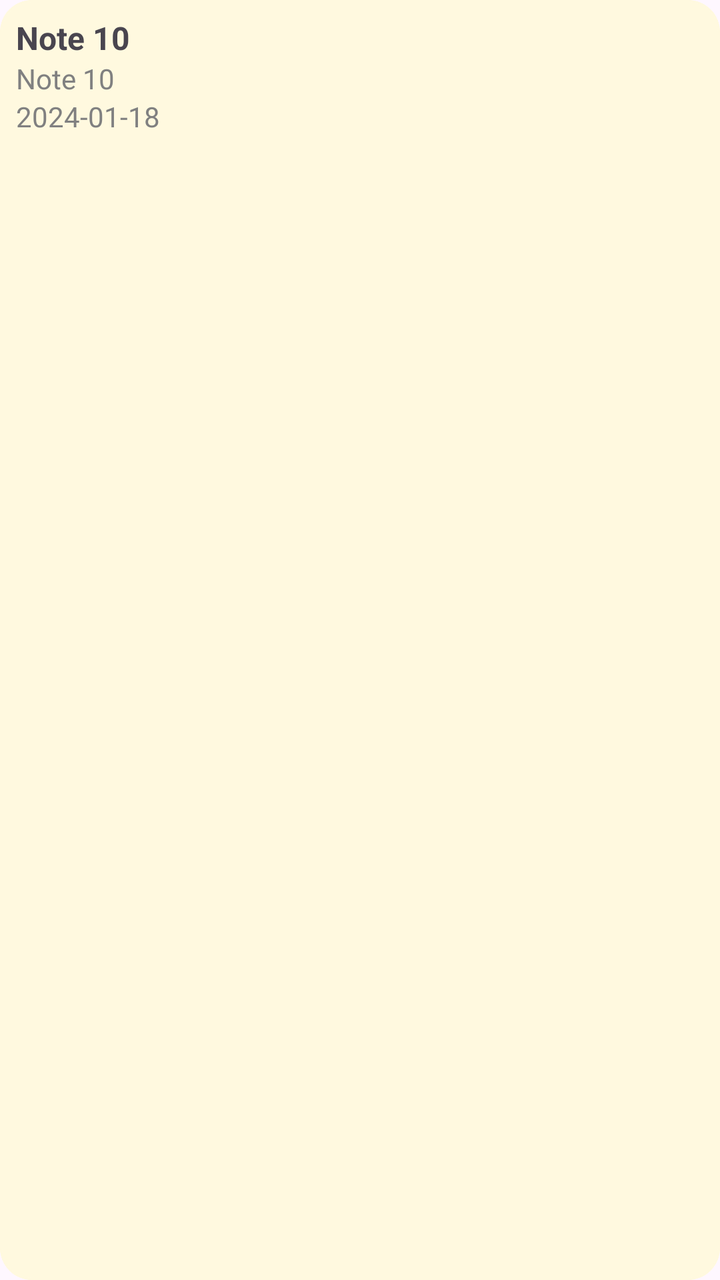
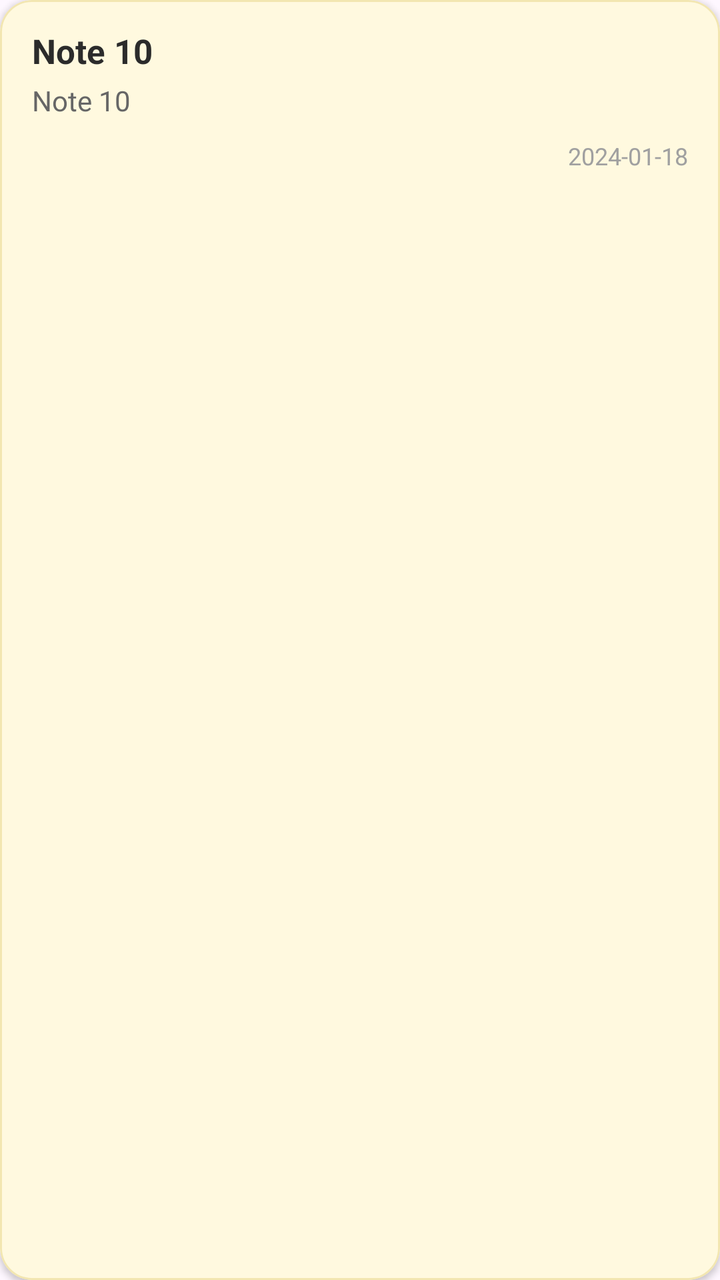

An Android layout rendered at two revisions. The XML below is the earlier revision; the diff shows what the commit changed to produce the second picture.
<!-- AndroidManifest.xml: application theme Theme.Tuan9 -->
<!-- res/layout/item_rcv.xml -->
<?xml version="1.0" encoding="utf-8"?>
<com.google.android.material.card.MaterialCardView
    xmlns:android="http://schemas.android.com/apk/res/android"
    xmlns:app="http://schemas.android.com/apk/res-auto"
    android:layout_width="match_parent"
    android:layout_height="wrap_content"
    app:strokeColor="#FFF9DF"
    app:cardCornerRadius="16dp"
    android:layout_marginVertical="4dp">
    <LinearLayout
        android:layout_width="match_parent"
        android:layout_height="match_parent"
        android:orientation="vertical"
        android:background="#FFF9DF"
        android:padding="8dp"
        >
        <TextView
            android:id="@+id/tvTitle"
            android:layout_width="wrap_content"
            android:layout_height="wrap_content"
            android:text="Note 10"
            android:textSize="16sp"
            android:textStyle="bold"/>
        <TextView
            android:id="@+id/tvContent"
            android:layout_width="300dp"
            android:layout_height="wrap_content"
            android:maxLines="1"
            android:ellipsize="end"
            android:text="Note 10"
            android:textColor="#808080"
            />
        <TextView
            android:id="@+id/tvDate"
            android:layout_width="wrap_content"
            android:layout_height="wrap_content"
            android:text="2024-01-18"
            android:textColor="#808080"/>
    </LinearLayout>
</com.google.android.material.card.MaterialCardView>
<!-- resources referenced by this layout -->
<resources>
  <style name="Theme.Tuan9" parent="Base.Theme.Tuan9" />
  <style name="Base.Theme.Tuan9" parent="Theme.Material3.DayNight.NoActionBar">
          
          
      </style>
</resources>

<!-- the commit's change to res/layout/item_rcv.xml (unified diff, before → after) -->
@@ -4,37 +4,55 @@
     xmlns:app="http://schemas.android.com/apk/res-auto"
     android:layout_width="match_parent"
     android:layout_height="wrap_content"
-    app:strokeColor="#FFF9DF"
+    android:layout_marginHorizontal="12dp"
+    android:layout_marginVertical="6dp"
+    app:cardBackgroundColor="#FFF9DF"
     app:cardCornerRadius="16dp"
-    android:layout_marginVertical="4dp">
+    app:cardElevation="2dp"
+    app:strokeColor="#F2E6B1"
+    app:strokeWidth="1dp"
+    android:foreground="?attr/selectableItemBackground"
+    android:clickable="true"
+    android:focusable="true">
+
     <LinearLayout
         android:layout_width="match_parent"
-        android:layout_height="match_parent"
+        android:layout_height="wrap_content"
         android:orientation="vertical"
-        android:background="#FFF9DF"
-        android:padding="8dp"
-        >
+        android:paddingHorizontal="16dp"
+        android:paddingVertical="14dp">
+
         <TextView
             android:id="@+id/tvTitle"
-            android:layout_width="wrap_content"
+            android:layout_width="match_parent"
             android:layout_height="wrap_content"
             android:text="Note 10"
-            android:textSize="16sp"
-            android:textStyle="bold"/>
+            android:textColor="#2B2B2B"
+            android:textSize="17sp"
+            android:textStyle="bold"
+            android:maxLines="1"
+            android:ellipsize="end" />
+
         <TextView
             android:id="@+id/tvContent"
-            android:layout_width="300dp"
+            android:layout_width="match_parent"
             android:layout_height="wrap_content"
-            android:maxLines="1"
-            android:ellipsize="end"
+            android:layout_marginTop="4dp"
             android:text="Note 10"
-            android:textColor="#808080"
-            />
+            android:textColor="#666666"
+            android:textSize="14sp"
+            android:maxLines="2"
+            android:ellipsize="end" />
+
         <TextView
             android:id="@+id/tvDate"
-            android:layout_width="wrap_content"
+            android:layout_width="match_parent"
             android:layout_height="wrap_content"
+            android:layout_marginTop="10dp"
             android:text="2024-01-18"
-            android:textColor="#808080"/>
+            android:textColor="#A0A0A0"
+            android:textSize="12sp"
+            android:gravity="end" />
+
     </LinearLayout>
 </com.google.android.material.card.MaterialCardView>
